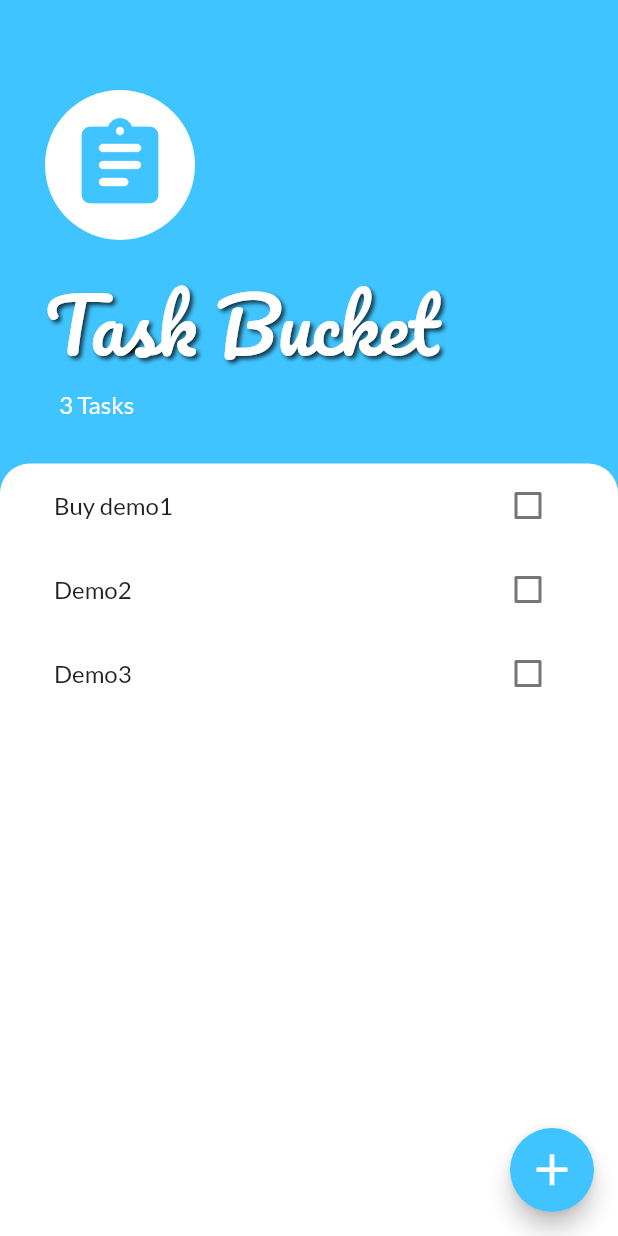
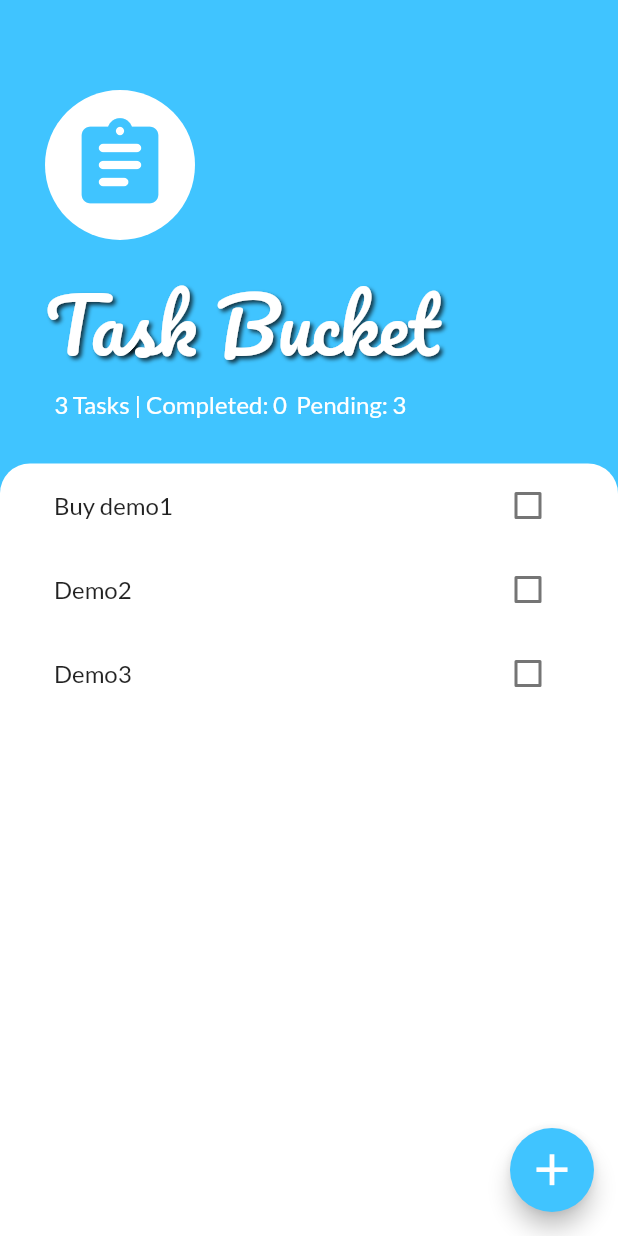
Before and after one commit to Er-Nilesh-kr/Task-Bucket, a Flutter app: the screen it shows after launch, on a phone screen of 412 x 824 dp. Run offline on Flutter 3.47's test engine with Material 2 defaults, Android fonts, the phone set to English and light mode, and no system bars; our stand-ins replace google_fonts.

Commit message:
Add completed & pending task status

```diff
--- a/lib/screens/tasks_screen.dart
+++ b/lib/screens/tasks_screen.dart
@@ -65,7 +65,7 @@ class TasksScreen extends StatelessWidget {
                         ),
                       )),
                   Text(
-                    '   ${Provider.of<TaskData>(context).taskCount} Tasks',
+                    '  ${Provider.of<TaskData>(context).taskCount} Tasks | Completed: ${Provider.of<TaskData>(context).completedTask}  Pending: ${Provider.of<TaskData>(context).pendingTask}',
                     style: TextStyle(
                         color: Colors.white,
                         fontSize: 16,
```
